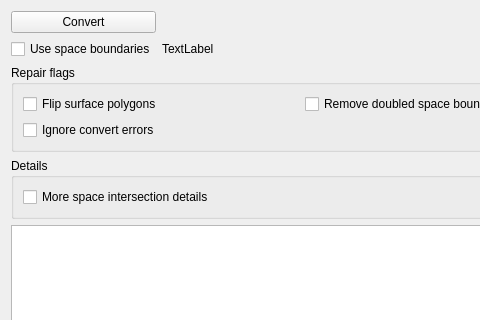
Above: externals/IFCImportPlugin/src/ImportWPConvert.ui from hirseboy/IFC-Import-Plugin before the change; both pictures show x 0 to 480 and y 0 to 320 of the 604 by 498 pixel window. Below: the same form after it.
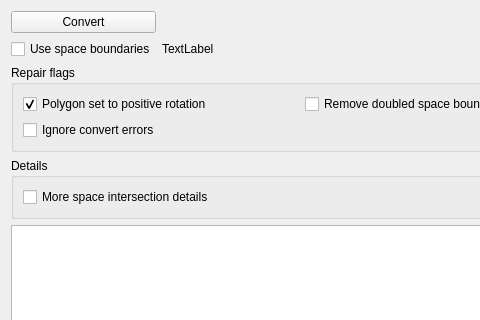
That is the form after the change.

Commit message: set polygon rotation type implemented

The edit to the form file:
```diff
--- a/externals/IFCImportPlugin/src/ImportWPConvert.ui
+++ b/externals/IFCImportPlugin/src/ImportWPConvert.ui
@@ -74,7 +74,10 @@
       <item row="0" column="0">
        <widget class="QCheckBox" name="checkBoxFlipSurfacePolygons">
         <property name="text">
-         <string>Flip surface polygons</string>
+         <string>Polygon set to positive rotation</string>
+        </property>
+        <property name="checked">
+         <bool>true</bool>
         </property>
        </widget>
       </item>
```
Left out of the diff: 2 changed lines with no effect on the pictures. The commit also changes 20 other files.
